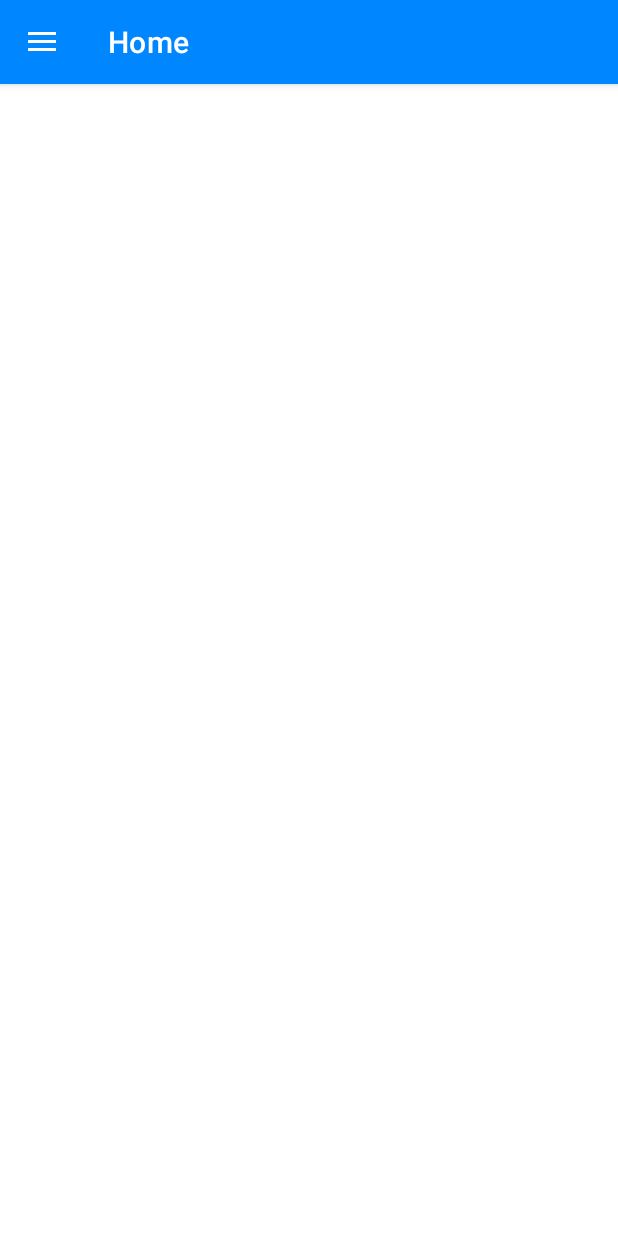
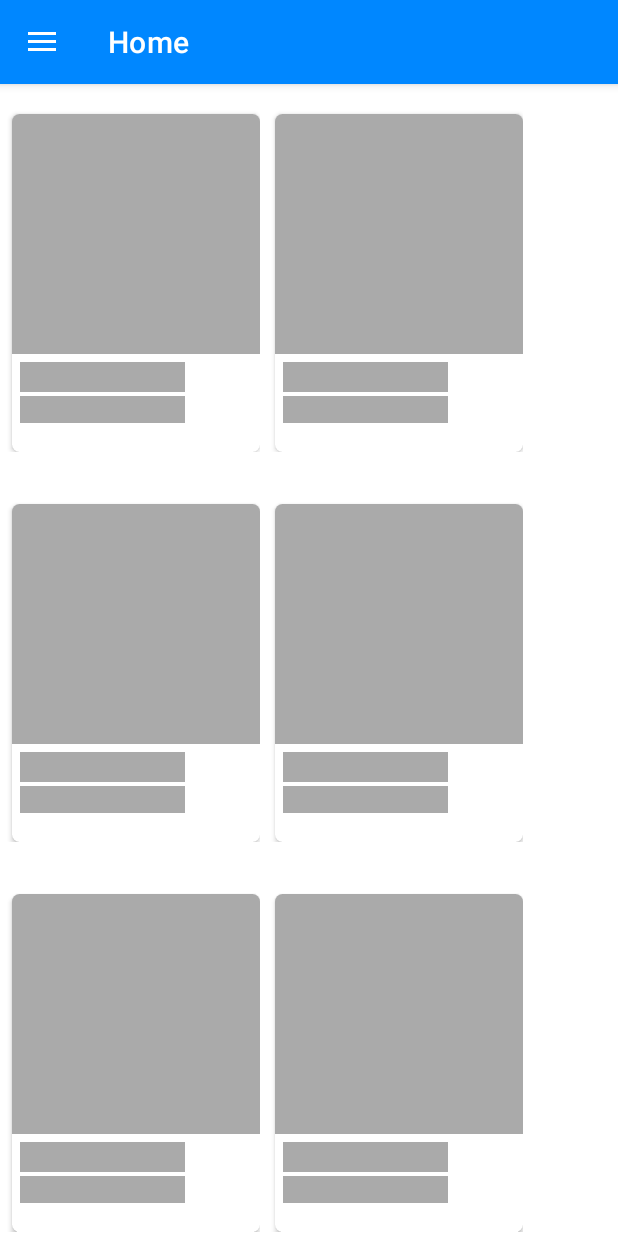
Before and after one commit to DewaTriWijaya/TeamFootBall, an Android app: the screen it shows after launch (DrawerActivity), on a phone screen of 412 x 824 dp. Run offline under Robolectric (Android 15) with nearby library versions, the phone set to English and light mode, and no system bars; our stand-ins replace Room's generated code, Shimmer, navigation-ui; libraries missing offline, so code that uses them is left out: net.sqlcipher.database; pictures from the network do not load; 7 statements that could not run were skipped.

Commit message:
Initial Commit

```diff
--- a/app/build.gradle
+++ b/app/build.gradle
@@ -48,5 +48,8 @@ dependencies {
     implementation 'androidx.navigation:navigation-fragment-ktx:2.3.3'
     implementation 'androidx.navigation:navigation-ui-ktx:2.3.3'
 
+    implementation "com.facebook.shimmer:shimmer:0.5.0"
+
     debugImplementation 'com.squareup.leakcanary:leakcanary-android:2.4'
+
 }
--- a/app/src/main/java/com/dewatwc/teamfootball/DrawerActivity.kt
+++ b/app/src/main/java/com/dewatwc/teamfootball/DrawerActivity.kt
@@ -1,6 +1,11 @@
 package com.dewatwc.teamfootball
 
+import android.content.BroadcastReceiver
+import android.content.Context
+import android.content.Intent
+import android.content.IntentFilter
 import android.os.Bundle
+import android.widget.Toast
 import com.google.android.material.navigation.NavigationView
 import androidx.navigation.findNavController
 import androidx.navigation.ui.AppBarConfiguration
@@ -14,6 +19,8 @@ import androidx.appcompat.widget.Toolbar
 class DrawerActivity : AppCompatActivity() {
 
     private lateinit var appBarConfiguration: AppBarConfiguration
+
+    private lateinit var broadcastReceiver: BroadcastReceiver
 
     override fun onCreate(savedInstanceState: Bundle?) {
         super.onCreate(savedInstanceState)
@@ -38,4 +45,35 @@ class DrawerActivity : AppCompatActivity() {
         val navController = findNavController(R.id.nav_host_fragment)
         return navController.navigateUp(appBarConfiguration) || super.onSupportNavigateUp()
     }
+
+    private fun registerBroadCastReceiver(){
+        broadcastReceiver = object : BroadcastReceiver(){
+            override fun onReceive(context: Context, intent: Intent){
+                when(intent.action){
+                    Intent.ACTION_POWER_CONNECTED -> {
+                        Toast.makeText(context, "Power Connected", Toast.LENGTH_SHORT).show()
+                    }
+                    Intent.ACTION_POWER_DISCONNECTED -> {
+                        Toast.makeText(context, "Power Disconnected", Toast.LENGTH_SHORT).show()
+                    }
+                }
+            }
+        }
+        val intentFilter = IntentFilter()
+        intentFilter.apply {
+            addAction(Intent.ACTION_POWER_CONNECTED)
+            addAction(Intent.ACTION_POWER_DISCONNECTED)
+        }
+        registerReceiver(broadcastReceiver, intentFilter)
+    }
+
+    override fun onStart() {
+        super.onStart()
+        registerBroadCastReceiver()
+    }
+
+//    override fun onStop() {
+//        super.onStop()
+//        unregisterReceiver(broadcastReceiver)
+//    }
 }
--- a/app/src/main/java/com/dewatwc/teamfootball/ScreenSplashActivity.kt
+++ b/app/src/main/java/com/dewatwc/teamfootball/ScreenSplashActivity.kt
@@ -1,18 +1,12 @@
 package com.dewatwc.teamfootball
 
-import android.content.BroadcastReceiver
-import android.content.Context
 import android.content.Intent
-import android.content.IntentFilter
 import androidx.appcompat.app.AppCompatActivity
 import android.os.Bundle
 import android.os.Handler
 import android.os.Looper
-import android.widget.Toast
 
 class ScreenSplashActivity : AppCompatActivity() {
-
-    private lateinit var broadcastReceiver: BroadcastReceiver
 
     override fun onCreate(savedInstanceState: Bundle?) {
         super.onCreate(savedInstanceState)
@@ -23,36 +17,4 @@ class ScreenSplashActivity : AppCompatActivity() {
             finish()
         }, 3000)
     }
-
-    private fun registerBroadCastReceiver(){
-        broadcastReceiver = object : BroadcastReceiver(){
-            override fun onReceive(context: Context, intent: Intent){
-                when(intent.action){
-                    Intent.ACTION_POWER_CONNECTED -> {
-                        Toast.makeText(context, "Power Connected", Toast.LENGTH_SHORT).show()
-                    }
-                    Intent.ACTION_POWER_DISCONNECTED -> {
-                        Toast.makeText(context, "Power Disconnected", Toast.LENGTH_SHORT).show()
-                    }
-                }
-            }
-        }
-        val intentFilter = IntentFilter()
-        intentFilter.apply {
-            addAction(Intent.ACTION_POWER_CONNECTED)
-            addAction(Intent.ACTION_POWER_DISCONNECTED)
-        }
-        registerReceiver(broadcastReceiver, intentFilter)
-    }
-
-    override fun onStart() {
-        super.onStart()
-        registerBroadCastReceiver()
-    }
-
-    override fun onStop() {
-        super.onStop()
-        unregisterReceiver(broadcastReceiver)
-    }
-
 }
--- a/app/src/main/res/layout/fragment_home.xml
+++ b/app/src/main/res/layout/fragment_home.xml
@@ -12,23 +12,59 @@
         android:layout_height="match_parent"
         app:layoutManager="androidx.recyclerview.widget.GridLayoutManager"
         app:spanCount="2"
-        tools:background="@android:color/white"
-        tools:listitem="@layout/item_card_home" />
+        tools:background="@android:color/white" />
 
-    <ProgressBar
+    <com.facebook.shimmer.ShimmerFrameLayout
         android:id="@+id/progress_bar"
-        style="?android:attr/progressBarStyle"
-        android:layout_width="wrap_content"
-        android:layout_height="wrap_content"
-        android:layout_marginStart="8dp"
-        android:layout_marginTop="8dp"
-        android:layout_marginEnd="8dp"
-        android:layout_marginBottom="8dp"
-        android:visibility="gone"
+        android:layout_width="match_parent"
+        android:layout_height="match_parent"
         app:layout_constraintBottom_toBottomOf="parent"
         app:layout_constraintEnd_toEndOf="parent"
         app:layout_constraintStart_toStartOf="parent"
-        app:layout_constraintTop_toTopOf="parent" />
+        app:layout_constraintTop_toTopOf="parent"
+        app:shimmer_auto_start="true">
+
+            <RelativeLayout
+                android:layout_width="wrap_content"
+                android:layout_height="wrap_content">
+                <include layout="@layout/item_list_placeholder" />
+            </RelativeLayout>
+            <RelativeLayout
+                android:layout_width="wrap_content"
+                android:layout_height="wrap_content"
+                android:layout_marginStart="175dp">
+                <include layout="@layout/item_list_placeholder" />
+            </RelativeLayout>
+
+        <RelativeLayout
+            android:layout_width="wrap_content"
+            android:layout_height="wrap_content"
+            android:layout_marginTop="260dp">
+            <include layout="@layout/item_list_placeholder" />
+        </RelativeLayout>
+        <RelativeLayout
+            android:layout_width="wrap_content"
+            android:layout_height="wrap_content"
+            android:layout_marginStart="175dp"
+            android:layout_marginTop="260dp">
+            <include layout="@layout/item_list_placeholder" />
+        </RelativeLayout>
+
+        <RelativeLayout
+            android:layout_width="wrap_content"
+            android:layout_height="wrap_content"
+            android:layout_marginTop="520dp">
+            <include layout="@layout/item_list_placeholder" />
+        </RelativeLayout>
+        <RelativeLayout
+            android:layout_width="wrap_content"
+            android:layout_height="wrap_content"
+            android:layout_marginStart="175dp"
+            android:layout_marginTop="520dp">
+            <include layout="@layout/item_list_placeholder" />
+        </RelativeLayout>
+
+    </com.facebook.shimmer.ShimmerFrameLayout>
 
     <include
         android:id="@+id/view_error"
--- /dev/null
+++ b/app/src/main/res/layout/item_list_placeholder.xml
@@ -0,0 +1,38 @@
+<?xml version="1.0" encoding="utf-8"?>
+<androidx.cardview.widget.CardView xmlns:android="http://schemas.android.com/apk/res/android"
+    xmlns:card_view="http://schemas.android.com/apk/res-auto"
+    android:id="@+id/card_view_home"
+    android:layout_width="165dp"
+    android:layout_height="225dp"
+    android:layout_marginStart="8dp"
+    android:layout_marginTop="20dp"
+    card_view:cardCornerRadius="5dp">
+
+    <RelativeLayout
+        android:layout_width="165dp"
+        android:layout_height="225dp">
+
+        <ImageView
+            android:id="@+id/img_logo"
+            android:layout_width="match_parent"
+            android:layout_height="160dp"
+            android:contentDescription="@string/img_logo"
+            android:background="@android:color/darker_gray" />
+
+        <TextView
+            android:id="@+id/name"
+            android:layout_width="110dp"
+            android:layout_height="20dp"
+            android:layout_marginStart="5dp"
+            android:layout_marginTop="165dp"
+            android:background="@android:color/darker_gray" />
+
+        <TextView
+            android:id="@+id/stadium"
+            android:layout_width="110dp"
+            android:layout_height="18dp"
+            android:layout_marginStart="5dp"
+            android:layout_marginTop="188dp"
+            android:background="@android:color/darker_gray" />
+    </RelativeLayout>
+</androidx.cardview.widget.CardView>
--- a/core/src/main/java/com/dewatwc/teamfootball/core/di/CoreModule.kt
+++ b/core/src/main/java/com/dewatwc/teamfootball/core/di/CoreModule.kt
@@ -10,6 +10,7 @@ import com.dewatwc.teamfootball.core.domain.repository.ITeamRepository
 import com.dewatwc.teamfootball.core.utils.AppExecutors
 import net.sqlcipher.database.SQLiteDatabase
 import net.sqlcipher.database.SupportFactory
+import okhttp3.CertificatePinner
 import okhttp3.OkHttpClient
 import okhttp3.logging.HttpLoggingInterceptor
 import org.koin.android.ext.koin.androidContext
@@ -34,10 +35,16 @@ val databaseModule = module {
 
 val networkModule = module {
     single {
+        val hostname = "sni.cloudflaressl.com"
+        val certificatePinner = CertificatePinner.Builder()
+            .add(hostname, "sha256/ctt1haazs8U6LJbBhG1dMDCxflw6Q5LRFqlJP+iCf3E=")
+            .add(hostname, "sha256/FEzVOUp4dF3gI0ZVPRJhFbSJVXR+uQmMH65xhs1glH4=")
+            .build()
         OkHttpClient.Builder()
             .addInterceptor(HttpLoggingInterceptor().setLevel(HttpLoggingInterceptor.Level.BODY))
             .connectTimeout(120, TimeUnit.SECONDS)
             .readTimeout(120, TimeUnit.SECONDS)
+            .certificatePinner(certificatePinner)
             .build()
     }
     single {
--- a/favorite/build.gradle
+++ b/favorite/build.gradle
@@ -39,6 +39,8 @@ dependencies {
     implementation project(":app")
     implementation 'androidx.legacy:legacy-support-v4:1.0.0'
     implementation project(":core")
-    implementation "org.jetbrains.kotlin:kotlin-stdlib:$kotlin_version"
+    implementation "org.jetbrains.kotlin:kotlin-stdlib:1.4.31"
     androidTestImplementation 'androidx.annotation:annotation:1.1.0'
+    implementation "com.airbnb.android:lottie:3.4.1"
+
 }
--- a/favorite/src/main/res/values/strings.xml
+++ b/favorite/src/main/res/values/strings.xml
@@ -1,4 +1,5 @@
 <?xml version="1.0" encoding="utf-8"?>
 <resources>
     <string name="title_favorite">favorite</string>
+    <string name="no_data">No Data</string>
 </resources>
```
Also changed, not shown: build.gradle (+1 -25 lines), core/build.gradle (+12 -11 lines), favorite/src/main/assets/emptybox.json (added, +1 -0 lines), favorite/src/main/java/com/dewatwc/teamfootball/favorite/FavoriteFragment.kt (+7 -0 lines), favorite/src/main/res/layout/fragment_favorite.xml (+9 -0 lines), favorite/src/main/res/layout/view_empty.xml (added, +26 -0 lines), shared_dependencies.gradle (+15 -15 lines), 3 other files.
